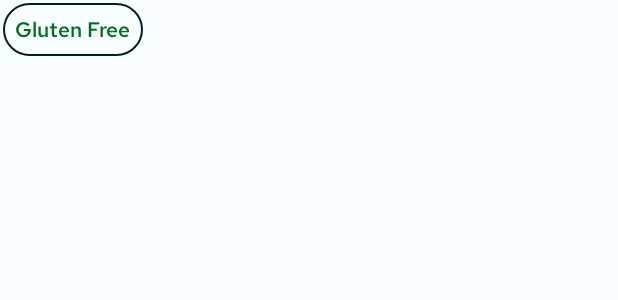
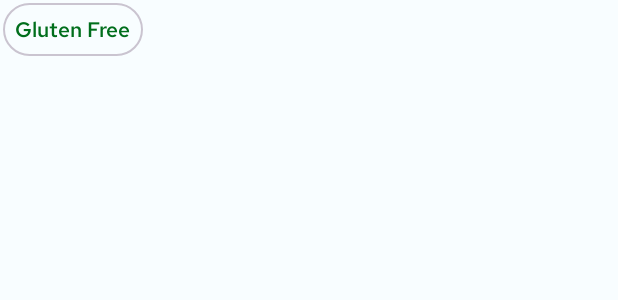
Before and after one commit to hayatibahar/Simple-And-Yummy, an Android app: the layout filter_item.xml on its own in the app's theme, with its tools: preview values and no code run, on a phone screen of 412 x 824 dp. Shown: the top 300 px of the screen. Run offline under Robolectric (Android 15) with nearby library versions, the phone set to English and light mode, and no system bars; network calls fail.

Commit message:
update filter item select & unselect color

```diff
--- a/app/src/main/res/drawable/filter_selected_background.xml
+++ b/app/src/main/res/drawable/filter_selected_background.xml
@@ -1,8 +1,8 @@
 <?xml version="1.0" encoding="utf-8"?>
 <shape xmlns:android="http://schemas.android.com/apk/res/android">
-    <solid android:color="?colorOnSurface" />
+    <solid android:color="?colorSurface" />
     <stroke
         android:width="2dp"
-        android:color="?colorOnSurface" />
+        android:color="?colorPrimary" />
     <corners android:radius="20dp" />
 </shape>
--- a/app/src/main/res/drawable/filter_unselected_background.xml
+++ b/app/src/main/res/drawable/filter_unselected_background.xml
@@ -3,6 +3,6 @@
     <solid android:color="?colorSurface" />
     <stroke
         android:width="1dp"
-        android:color="?colorOnSurface" />
+        android:color="?colorOutlineVariant" />
     <corners android:radius="20dp" />
 </shape>
```
